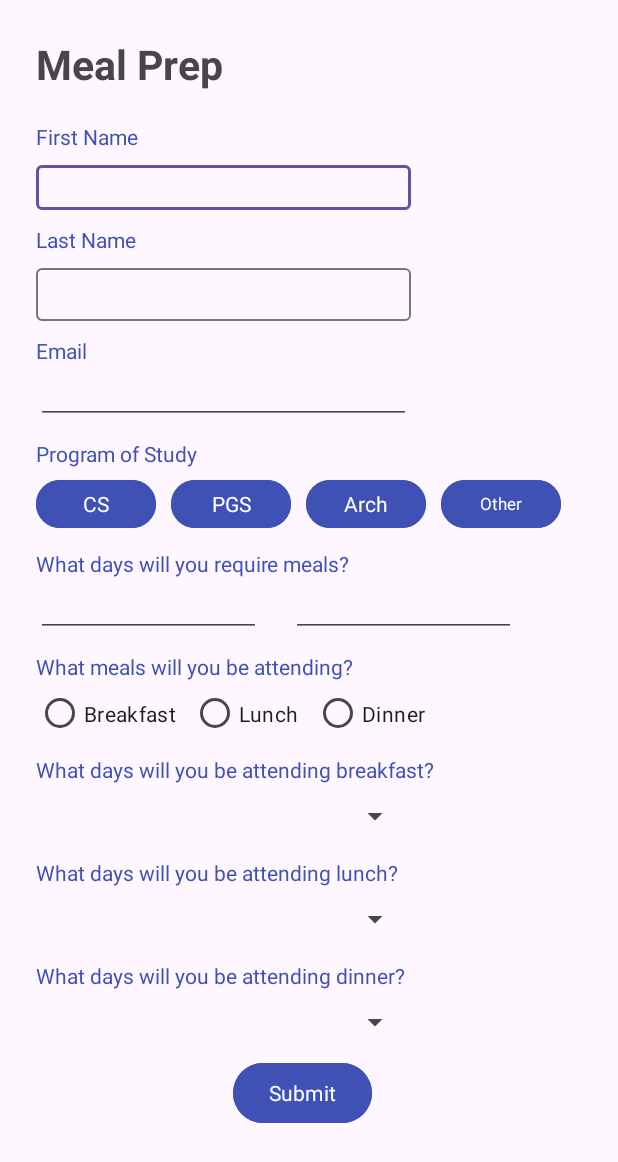
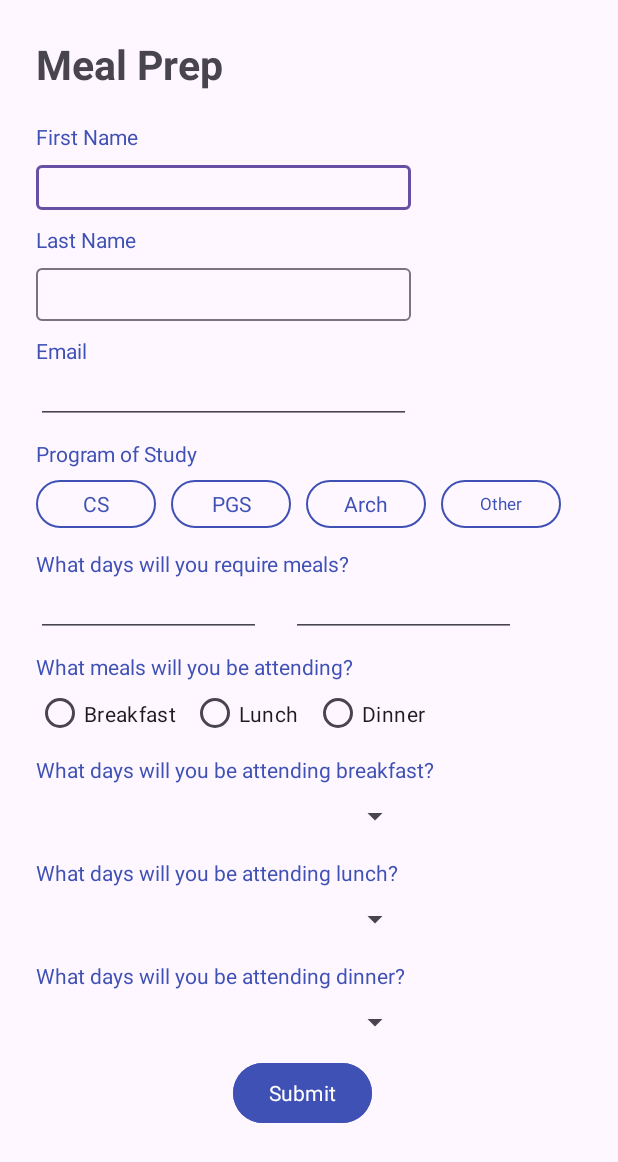
Before and after one commit to Luca-Rausa/SC-Project, an Android app: the layout meal_planning.xml on its own in the app's theme, with its tools: preview values and no code run, on a phone screen of 412 x 824 dp. Shown: the top 1162 px of the screen. Run offline under Robolectric (Android 15) with nearby library versions, the phone set to English and light mode, and no system bars; Roboto replaces fonts that are not available here.

Commit message:
meal planning

```diff
--- a/app/src/main/java/com/example/myapplication4/Travel_Results.java
+++ b/app/src/main/java/com/example/myapplication4/TravelResults.java
@@ -1,4 +1,4 @@
 package com.example.myapplication4;
 
-public class Travel_Results {
+public class TravelResults {
 }
--- a/app/src/main/res/layout/meal_planning.xml
+++ b/app/src/main/res/layout/meal_planning.xml
@@ -40,6 +40,7 @@
         app:layout_constraintTop_toBottomOf="@+id/textView6">
 
         <com.google.android.material.textfield.TextInputEditText
+            android:id="@+id/editTextFirstName"
             android:layout_width="match_parent"
             android:layout_height="wrap_content"
             android:textSize="14sp" />
@@ -67,6 +68,7 @@
         app:layout_constraintTop_toBottomOf="@+id/textView7">
 
         <com.google.android.material.textfield.TextInputEditText
+            android:id="@+id/editTextLastName"
             android:layout_width="250dp"
             android:layout_height="35dp"
             android:fontFamily="@font/abeezee"
@@ -111,53 +113,65 @@
         app:layout_constraintTop_toBottomOf="@+id/editTextTextEmailAddress2" />
 
     <Button
-        android:id="@+id/button"
+        android:id="@+id/csButton"
         android:layout_width="80dp"
         android:layout_height="40dp"
         android:layout_marginStart="24dp"
         android:layout_marginTop="4dp"
-        android:backgroundTint="#3F51B5"
+        android:backgroundTint="@android:color/transparent"
         android:fontFamily="@font/abeezee"
         android:text="CS"
+        android:textColor="#3F51B5"
         app:layout_constraintStart_toStartOf="parent"
-        app:layout_constraintTop_toBottomOf="@+id/textView9" />
+        app:layout_constraintTop_toBottomOf="@+id/textView9"
+        app:strokeColor="#3F51B5"
+        app:strokeWidth="1dp" />
 
     <Button
-        android:id="@+id/button6"
+        android:id="@+id/pgsButton"
         android:layout_width="80dp"
         android:layout_height="40dp"
         android:layout_marginStart="10dp"
         android:layout_marginTop="4dp"
-        android:backgroundTint="#3F51B5"
+        android:backgroundTint="@android:color/transparent"
         android:fontFamily="@font/abeezee"
         android:text="PGS"
-        app:layout_constraintStart_toEndOf="@+id/button"
-        app:layout_constraintTop_toBottomOf="@+id/textView9" />
+        android:textColor="#3F51B5"
+        app:layout_constraintStart_toEndOf="@+id/csButton"
+        app:layout_constraintTop_toBottomOf="@+id/textView9"
+        app:strokeColor="#3F51B5"
+        app:strokeWidth="1dp" />
 
     <Button
-        android:id="@+id/button7"
+        android:id="@+id/archButton"
         android:layout_width="80dp"
         android:layout_height="40dp"
         android:layout_marginStart="10dp"
         android:layout_marginTop="4dp"
-        android:backgroundTint="#3F51B5"
+        android:backgroundTint="@android:color/transparent"
         android:fontFamily="@font/abeezee"
         android:text="Arch"
-        app:layout_constraintStart_toEndOf="@+id/button6"
-        app:layout_constraintTop_toBottomOf="@+id/textView9" />
+        android:textColor="#3F51B5"
+        app:layout_constraintStart_toEndOf="@+id/pgsButton"
+        app:layout_constraintTop_toBottomOf="@+id/textView9"
+        app:strokeColor="#3F51B5"
+        app:strokeWidth="1dp" />
 
     <Button
-        android:id="@+id/button8"
+        android:id="@+id/otherButton"
         android:layout_width="80dp"
         android:layout_height="40dp"
         android:layout_marginStart="10dp"
         android:layout_marginTop="4dp"
-        android:backgroundTint="#3F51B5"
+        android:backgroundTint="@android:color/transparent"
         android:fontFamily="@font/abeezee"
         android:text="Other"
+        android:textColor="#3F51B5"
         android:textSize="11sp"
-        app:layout_constraintStart_toEndOf="@+id/button7"
-        app:layout_constraintTop_toBottomOf="@+id/textView9" />
+        app:layout_constraintStart_toEndOf="@+id/archButton"
+        app:layout_constraintTop_toBottomOf="@+id/textView9"
+        app:strokeColor="#3F51B5"
+        app:strokeWidth="1dp" />
 
     <TextView
         android:id="@+id/textView10"
@@ -169,7 +183,7 @@
         android:text="What days will you require meals?"
         android:textColor="#3F51B5"
         app:layout_constraintStart_toStartOf="parent"
-        app:layout_constraintTop_toBottomOf="@+id/button" />
+        app:layout_constraintTop_toBottomOf="@+id/csButton" />
 
     <EditText
         android:id="@+id/editTextDate2"
@@ -252,7 +266,7 @@
         app:layout_constraintTop_toBottomOf="@+id/radioButton" />
 
     <Spinner
-        android:id="@+id/spinner3"
+        android:id="@+id/breakfastSpinner"
         android:layout_width="250dp"
         android:layout_height="35dp"
         android:layout_marginStart="24dp"
@@ -270,10 +284,10 @@
         android:text="What days will you be attending lunch?"
         android:textColor="#3F51B5"
         app:layout_constraintStart_toStartOf="parent"
-        app:layout_constraintTop_toBottomOf="@+id/spinner3" />
+        app:layout_constraintTop_toBottomOf="@+id/breakfastSpinner" />
 
     <Spinner
-        android:id="@+id/spinner4"
+        android:id="@+id/lunchSpinner"
         android:layout_width="250dp"
         android:layout_height="35dp"
         android:layout_marginStart="24dp"
@@ -291,10 +305,10 @@
         android:text="What days will you be attending dinner?"
         android:textColor="#3F51B5"
         app:layout_constraintStart_toStartOf="parent"
-        app:layout_constraintTop_toBottomOf="@+id/spinner4" />
+        app:layout_constraintTop_toBottomOf="@+id/lunchSpinner" />
 
     <Spinner
-        android:id="@+id/spinner5"
+        android:id="@+id/dinnerSpinner"
         android:layout_width="250dp"
         android:layout_height="35dp"
         android:layout_marginStart="24dp"
@@ -303,7 +317,7 @@
         app:layout_constraintTop_toBottomOf="@+id/textView14" />
 
     <Button
-        android:id="@+id/button9"
+        android:id="@+id/submitButton"
         android:layout_width="wrap_content"
         android:layout_height="wrap_content"
         android:layout_marginStart="155dp"
@@ -312,6 +326,6 @@
         android:fontFamily="@font/abeezee"
         android:text="Submit"
         app:layout_constraintStart_toStartOf="parent"
-        app:layout_constraintTop_toBottomOf="@+id/spinner5" />
+        app:layout_constraintTop_toBottomOf="@+id/dinnerSpinner" />
 
 </androidx.constraintlayout.widget.ConstraintLayout>
```
Also changed, not shown: app/src/main/java/com/example/myapplication4/MealPlanning.java (added, +160 -0 lines).
